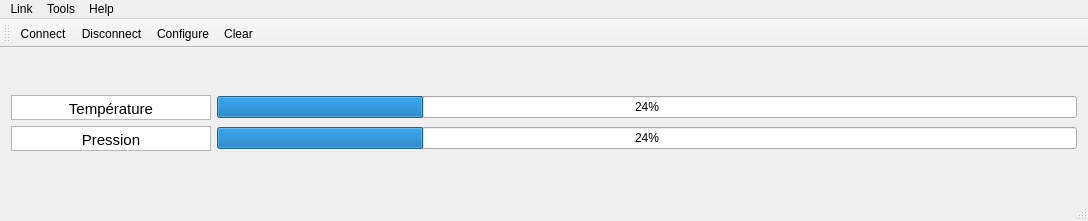
Old version of the form InterfaceStation/mainwindow.ui in the repository ThomasAbg/StationMeteo.
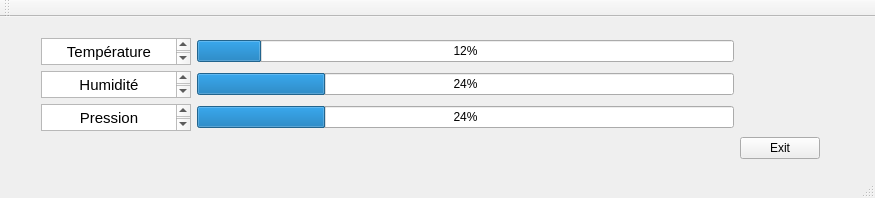
New version of the form. Icons and pictures are not drawn.

```diff
--- a/InterfaceStation/mainwindow.ui
+++ b/InterfaceStation/mainwindow.ui
@@ -6,142 +6,113 @@
    <rect>
     <x>0</x>
     <y>0</y>
-    <width>1088</width>
-    <height>221</height>
+    <width>875</width>
+    <height>198</height>
    </rect>
   </property>
   <property name="windowTitle">
    <string>Station Météo</string>
   </property>
   <widget class="QWidget" name="centralWidget">
-   <layout class="QVBoxLayout" name="verticalLayout">
-    <item>
-     <spacer name="verticalSpacer">
-      <property name="orientation">
-       <enum>Qt::Vertical</enum>
-      </property>
-      <property name="sizeHint" stdset="0">
-       <size>
-        <width>20</width>
-        <height>40</height>
-       </size>
-      </property>
-     </spacer>
-    </item>
-    <item>
-     <layout class="QGridLayout" name="gridLayout">
-      <item row="1" column="0">
-       <widget class="QTextBrowser" name="Pression">
-        <property name="maximumSize">
-         <size>
-          <width>200</width>
-          <height>25</height>
-         </size>
-        </property>
-        <property name="verticalScrollBarPolicy">
-         <enum>Qt::ScrollBarAlwaysOff</enum>
-        </property>
-        <property name="horizontalScrollBarPolicy">
-         <enum>Qt::ScrollBarAlwaysOff</enum>
-        </property>
-        <property name="html">
-         <string>&lt;!DOCTYPE HTML PUBLIC &quot;-//W3C//DTD HTML 4.0//EN&quot; &quot;http://www.w3.org/TR/REC-html40/strict.dtd&quot;&gt;
+   <widget class="QWidget" name="gridLayoutWidget">
+    <property name="geometry">
+     <rect>
+      <x>30</x>
+      <y>10</y>
+      <width>801</width>
+      <height>143</height>
+     </rect>
+    </property>
+    <layout class="QGridLayout" name="gridLayout">
+     <item row="0" column="0">
+      <widget class="QTextBrowser" name="textBrowser">
+       <property name="maximumSize">
+        <size>
+         <width>150</width>
+         <height>30</height>
+        </size>
+       </property>
+       <property name="font">
+        <font>
+         <pointsize>10</pointsize>
+        </font>
+       </property>
+       <property name="html">
+        <string>&lt;!DOCTYPE HTML PUBLIC &quot;-//W3C//DTD HTML 4.0//EN&quot; &quot;http://www.w3.org/TR/REC-html40/strict.dtd&quot;&gt;
+&lt;html&gt;&lt;head&gt;&lt;meta name=&quot;qrichtext&quot; content=&quot;1&quot; /&gt;&lt;style type=&quot;text/css&quot;&gt;
+p, li { white-space: pre-wrap; }
+&lt;/style&gt;&lt;/head&gt;&lt;body style=&quot; font-family:'Ubuntu'; font-size:10pt; font-weight:400; font-style:normal;&quot;&gt;
+&lt;p align=&quot;center&quot; style=&quot; margin-top:0px; margin-bottom:0px; margin-left:0px; margin-right:0px; -qt-block-indent:0; text-indent:0px;&quot;&gt;&lt;span style=&quot; font-size:11pt;&quot;&gt;Température&lt;/span&gt;&lt;/p&gt;&lt;/body&gt;&lt;/html&gt;</string>
+       </property>
+      </widget>
+     </item>
+     <item row="1" column="0">
+      <widget class="QTextBrowser" name="textBrowser_2">
+       <property name="maximumSize">
+        <size>
+         <width>150</width>
+         <height>30</height>
+        </size>
+       </property>
+       <property name="html">
+        <string>&lt;!DOCTYPE HTML PUBLIC &quot;-//W3C//DTD HTML 4.0//EN&quot; &quot;http://www.w3.org/TR/REC-html40/strict.dtd&quot;&gt;
+&lt;html&gt;&lt;head&gt;&lt;meta name=&quot;qrichtext&quot; content=&quot;1&quot; /&gt;&lt;style type=&quot;text/css&quot;&gt;
+p, li { white-space: pre-wrap; }
+&lt;/style&gt;&lt;/head&gt;&lt;body style=&quot; font-family:'Ubuntu'; font-size:11pt; font-weight:400; font-style:normal;&quot;&gt;
+&lt;p align=&quot;center&quot; style=&quot; margin-top:0px; margin-bottom:0px; margin-left:0px; margin-right:0px; -qt-block-indent:0; text-indent:0px;&quot;&gt;Humidité&lt;/p&gt;&lt;/body&gt;&lt;/html&gt;</string>
+       </property>
+      </widget>
+     </item>
+     <item row="0" column="1">
+      <widget class="QProgressBar" name="Temperature">
+       <property name="toolTip">
+        <string>&lt;html&gt;&lt;head/&gt;&lt;body&gt;&lt;p&gt;Temperature&lt;/p&gt;&lt;/body&gt;&lt;/html&gt;</string>
+       </property>
+       <property name="value">
+        <number>12</number>
+       </property>
+      </widget>
+     </item>
+     <item row="2" column="0">
+      <widget class="QTextBrowser" name="textBrowser_3">
+       <property name="maximumSize">
+        <size>
+         <width>150</width>
+         <height>30</height>
+        </size>
+       </property>
+       <property name="html">
+        <string>&lt;!DOCTYPE HTML PUBLIC &quot;-//W3C//DTD HTML 4.0//EN&quot; &quot;http://www.w3.org/TR/REC-html40/strict.dtd&quot;&gt;
 &lt;html&gt;&lt;head&gt;&lt;meta name=&quot;qrichtext&quot; content=&quot;1&quot; /&gt;&lt;style type=&quot;text/css&quot;&gt;
 p, li { white-space: pre-wrap; }
 &lt;/style&gt;&lt;/head&gt;&lt;body style=&quot; font-family:'Ubuntu'; font-size:11pt; font-weight:400; font-style:normal;&quot;&gt;
 &lt;p align=&quot;center&quot; style=&quot; margin-top:0px; margin-bottom:0px; margin-left:0px; margin-right:0px; -qt-block-indent:0; text-indent:0px;&quot;&gt;Pression&lt;/p&gt;&lt;/body&gt;&lt;/html&gt;</string>
-        </property>
-       </widget>
-      </item>
-      <item row="1" column="1">
-       <widget class="QProgressBar" name="progressBar_Press">
-        <property name="value">
-         <number>24</number>
-        </property>
-       </widget>
-      </item>
-      <item row="0" column="0">
-       <widget class="QTextBrowser" name="Temperature">
-        <property name="maximumSize">
-         <size>
-          <width>200</width>
-          <height>25</height>
-         </size>
-        </property>
-        <property name="verticalScrollBarPolicy">
-         <enum>Qt::ScrollBarAlwaysOff</enum>
-        </property>
-        <property name="horizontalScrollBarPolicy">
-         <enum>Qt::ScrollBarAlwaysOff</enum>
-        </property>
-        <property name="html">
-         <string>&lt;!DOCTYPE HTML PUBLIC &quot;-//W3C//DTD HTML 4.0//EN&quot; &quot;http://www.w3.org/TR/REC-html40/strict.dtd&quot;&gt;
-&lt;html&gt;&lt;head&gt;&lt;meta name=&quot;qrichtext&quot; content=&quot;1&quot; /&gt;&lt;style type=&quot;text/css&quot;&gt;
-p, li { white-space: pre-wrap; }
-&lt;/style&gt;&lt;/head&gt;&lt;body style=&quot; font-family:'Ubuntu'; font-size:11pt; font-weight:400; font-style:normal;&quot;&gt;
-&lt;p align=&quot;center&quot; style=&quot; margin-top:0px; margin-bottom:0px; margin-left:0px; margin-right:0px; -qt-block-indent:0; text-indent:0px;&quot;&gt;Température&lt;/p&gt;&lt;/body&gt;&lt;/html&gt;</string>
-        </property>
-       </widget>
-      </item>
-      <item row="0" column="1">
-       <widget class="QProgressBar" name="progressBar_Temp">
-        <property name="value">
-         <number>24</number>
-        </property>
-       </widget>
-      </item>
-     </layout>
-    </item>
-    <item>
-     <spacer name="verticalSpacer_2">
-      <property name="orientation">
-       <enum>Qt::Vertical</enum>
-      </property>
-      <property name="sizeHint" stdset="0">
-       <size>
-        <width>20</width>
-        <height>40</height>
-       </size>
-      </property>
-     </spacer>
-    </item>
-   </layout>
-  </widget>
-  <widget class="QMenuBar" name="menuBar">
-   <property name="geometry">
-    <rect>
-     <x>0</x>
-     <y>0</y>
-     <width>1088</width>
-     <height>22</height>
-    </rect>
-   </property>
-   <widget class="QMenu" name="menuCalls">
-    <property name="title">
-     <string>Link</string>
-    </property>
-    <addaction name="actionConnect"/>
-    <addaction name="actionDisconnect"/>
-    <addaction name="separator"/>
-    <addaction name="actionQuit"/>
+       </property>
+      </widget>
+     </item>
+     <item row="2" column="1">
+      <widget class="QProgressBar" name="Pression">
+       <property name="value">
+        <number>24</number>
+       </property>
+      </widget>
+     </item>
+     <item row="3" column="2">
+      <widget class="QPushButton" name="pushButton">
+       <property name="text">
+        <string>Exit</string>
+       </property>
+      </widget>
+     </item>
+     <item row="1" column="1">
+      <widget class="QProgressBar" name="Humidite">
+       <property name="value">
+        <number>24</number>
+       </property>
+      </widget>
+     </item>
+    </layout>
    </widget>
-   <widget class="QMenu" name="menuTools">
-    <property name="title">
-     <string>Tools</string>
-    </property>
-    <addaction name="actionConfigure"/>
-    <addaction name="actionClear"/>
-   </widget>
-   <widget class="QMenu" name="menuHelp">
-    <property name="title">
-     <string>Help</string>
-    </property>
-    <addaction name="actionAbout"/>
-    <addaction name="actionAboutQt"/>
-   </widget>
-   <addaction name="menuCalls"/>
-   <addaction name="menuTools"/>
-   <addaction name="menuHelp"/>
   </widget>
   <widget class="QToolBar" name="mainToolBar">
    <attribute name="toolBarArea">
@@ -150,100 +121,8 @@
    <attribute name="toolBarBreak">
     <bool>false</bool>
    </attribute>
-   <addaction name="actionConnect"/>
-   <addaction name="actionDisconnect"/>
-   <addaction name="actionConfigure"/>
-   <addaction name="actionClear"/>
   </widget>
   <widget class="QStatusBar" name="statusBar"/>
-  <action name="actionAbout">
-   <property name="text">
-    <string>&amp;About</string>
-   </property>
-   <property name="toolTip">
-    <string>About program</string>
-   </property>
-   <property name="shortcut">
-    <string>Alt+A</string>
-   </property>
-  </action>
-  <action name="actionAboutQt">
-   <property name="text">
-    <string>About Qt</string>
-   </property>
-  </action>
-  <action name="actionConnect">
-   <property name="icon">
-    <iconset resource="terminal.qrc">
-     <normaloff>:/images/connect.png</normaloff>:/images/connect.png</iconset>
-   </property>
-   <property name="text">
-    <string>C&amp;onnect</string>
-   </property>
-   <property name="toolTip">
-    <string>Connect to serial port</string>
-   </property>
-   <property name="shortcut">
-    <string>Ctrl+O</string>
-   </property>
-  </action>
-  <action name="actionDisconnect">
-   <property name="icon">
-    <iconset resource="terminal.qrc">
-     <normaloff>:/images/disconnect.png</normaloff>:/images/disconnect.png</iconset>
-   </property>
-   <property name="text">
-    <string>&amp;Disconnect</string>
-   </property>
-   <property name="toolTip">
-    <string>Disconnect from serial port</string>
-   </property>
-   <property name="shortcut">
-    <string>Ctrl+D</string>
-   </property>
-  </action>
-  <action name="actionConfigure">
-   <property name="icon">
-    <iconset resource="terminal.qrc">
-     <normaloff>:/images/settings.png</normaloff>:/images/settings.png</iconset>
-   </property>
-   <property name="text">
-    <string>&amp;Configure</string>
-   </property>
-   <property name="toolTip">
-    <string>Configure serial port</string>
-   </property>
-   <property name="shortcut">
-    <string>Alt+C</string>
-   </property>
-  </action>
-  <action name="actionClear">
-   <property name="icon">
-    <iconset resource="terminal.qrc">
-     <normaloff>:/images/clear.png</normaloff>:/images/clear.png</iconset>
-   </property>
-   <property name="text">
-    <string>C&amp;lear</string>
-   </property>
-   <property name="toolTip">
-    <string>Clear data</string>
-   </property>
-   <property name="shortcut">
-    <string>Alt+L</string>
-   </property>
-  </action>
-  <action name="actionQuit">
-   <property name="icon">
-    <iconset resource="terminal.qrc">
-     <normaloff>:/images/application-exit.png</normaloff>:/images/application-exit.png</iconset>
-   </property>
-   <property name="text">
-    <string>&amp;Quit</string>
-   </property>
-   <property name="shortcut">
-    <string>Ctrl+Q</string>
-   </property>
-  </action>
  </widget>
  <layoutdefault spacing="6" margin="11"/>
  <resources>
```
Left out of the diff: 6 changed lines with no effect on the pictures.
